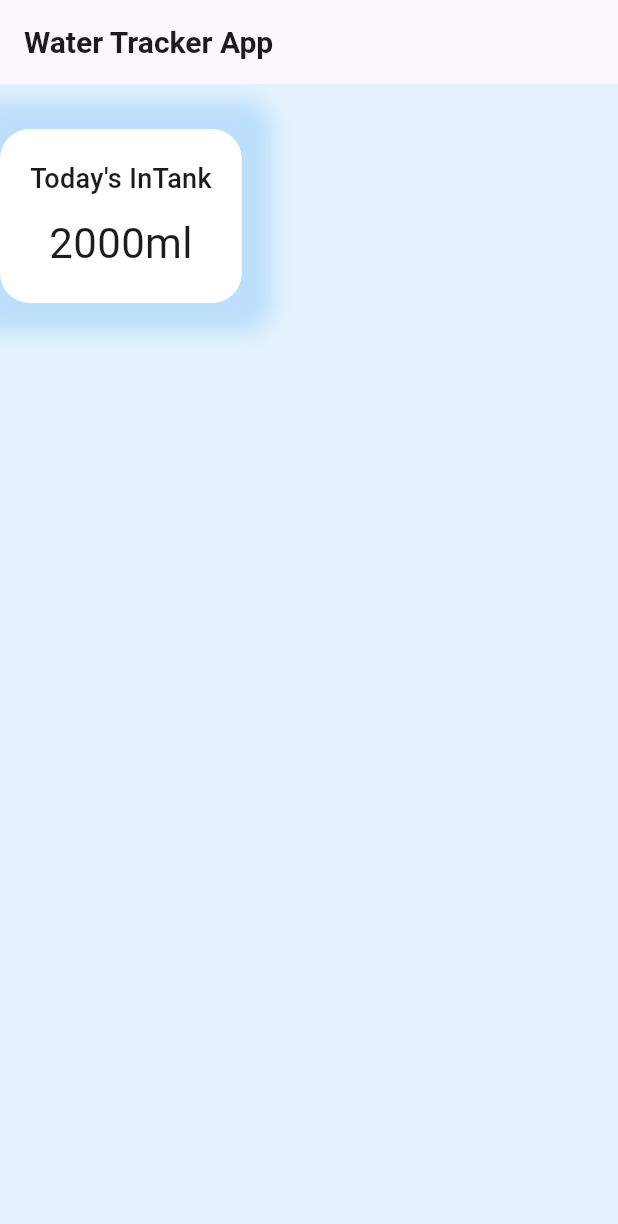
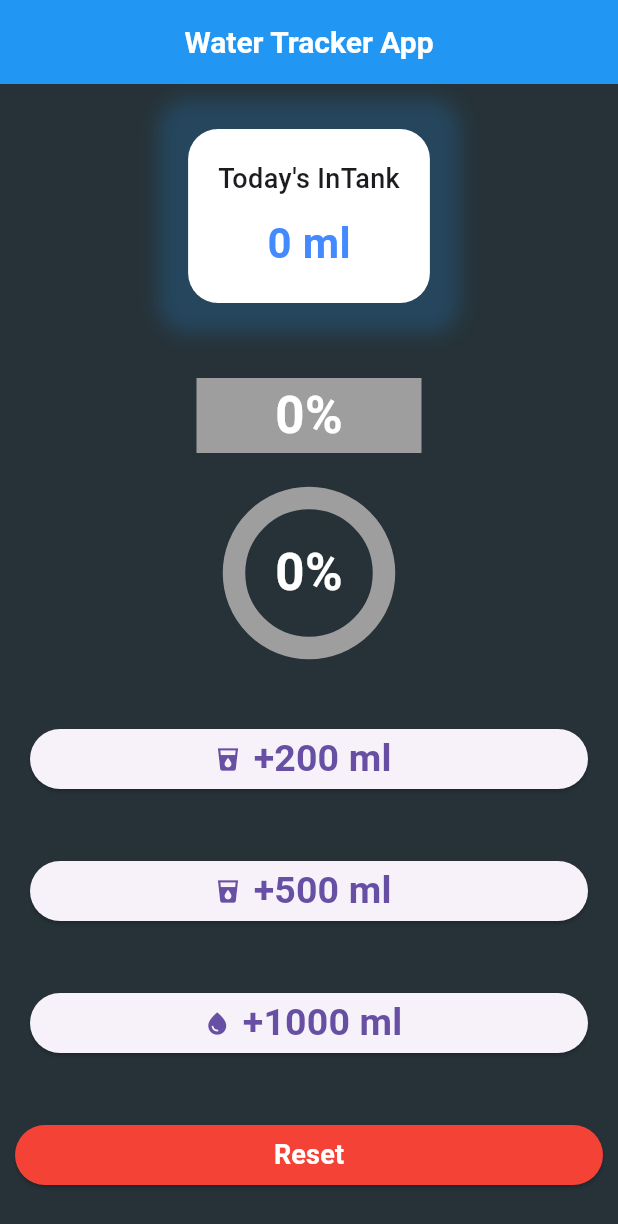
Before and after one commit to neelislam/Flutter-Ostad, a Flutter app: the screen it shows after launch, on a phone screen of 412 x 824 dp. Shown: the top 1224 px of the screen. Run offline on Flutter 3.47's test engine with Material 3 defaults, Android fonts, the light colour scheme and no system bars; our stand-ins replace device_preview.

Commit message:
Water Tank Tracker

```diff
--- a/lib/Module 11/class 3/waterTracker.dart
+++ b/lib/Module 11/class 3/waterTracker.dart
@@ -1,4 +1,6 @@
 import 'package:flutter/material.dart';
+
+import '../../widget/add_water_button.dart';
 class waterTracker extends StatefulWidget {
   const waterTracker({super.key});
 
@@ -7,25 +9,45 @@ class waterTracker extends StatefulWidget {
 }
 
 class _waterTrackerState extends State<waterTracker> {
+
+  int currentInTake = 0;
+  final int goal = 2000;
+
+  void waterAdd(int amount){
+    setState(() {
+      currentInTake = (currentInTake+amount).clamp(0, goal);
+    });
+  }
+
+  void resetWater(){
+    setState(() {
+      currentInTake = 0;
+    });
+  }
+
   @override
   Widget build(BuildContext context) {
+    double progress = (currentInTake/goal).clamp(0.0, 1.0);
     return Scaffold(
-
-      backgroundColor: Colors.blue.shade50,
+      backgroundColor: Colors.blueGrey.shade900,
       appBar: AppBar(
-        title: Text('Water Tracker App', style: TextStyle(
+        backgroundColor: Colors.blue,
+        centerTitle: true,
+        title: Text('Water Tracker App',
+          style: TextStyle(
           fontSize: 20,
           fontWeight: FontWeight.w600,
+          color: Colors.white
         ),),
       ),
 
-      body: Column(
+      body: Center(
+        child: Column(
 
           children: [
 
             SizedBox(height: 30,),
             Container(
-
               padding: EdgeInsets.all(20),
               decoration: BoxDecoration(
                 color: Colors.white,
@@ -46,15 +68,118 @@ class _waterTrackerState extends State<waterTracker> {
                     fontWeight: FontWeight.w500,
                   )),
                   SizedBox(height: 10,),
-                Text('2000ml',
+                  Text('$currentInTake ml',
                   style: TextStyle(
                     fontSize: 28,
+                    color: Colors.blueAccent,
+                    fontWeight: FontWeight.bold,
 
                   ),),
                 ],
               ),
+            ),
+
+            //progress indicator
+            SizedBox(height: 50,),
+            Stack(
+              alignment: Alignment.center,
+              children: [
+                Container(
+                  height: 50,
+                  width: 150,
+                  child: LinearProgressIndicator(
+                    backgroundColor: Colors.grey,
+                    //strokeWidth: 25,
+                    value: progress,
+                  ),
+                ),
+                Text('${(progress*100).toInt()}%',
+                style: TextStyle(
+                  color: Colors.white,
+                  fontSize: 34,
+                  fontWeight: FontWeight.bold,
+                ),
+                ),
+              ],
+            ),
+            SizedBox(height: 30,),
+            Stack(
+              alignment: Alignment.center,
+              children: [
+                Container(
+                  height: 100,
+                  width: 100,
+                  child: CircularProgressIndicator(
+                    backgroundColor: Colors.grey,
+                    strokeWidth: 15,
+                    value: progress,
+                  ),
+                ),
+                Text('${(progress*100).toInt()}%',
+                  style: TextStyle(
+                    color: Colors.white,
+                    fontSize: 34,
+                    fontWeight: FontWeight.bold,
+                  ),
+                ),
+              ],
+            ),
+
+
+            SizedBox(height: 30,),
+
+
+            Wrap(
+              children: [
+                addWaterButton(
+                  amount: 200,
+                  icon: Icons.local_drink,
+                  onClick: () =>waterAdd(200),),
+
+                addWaterButton(
+                  amount: 500,
+                  icon: Icons.local_drink,
+                  onClick: () =>waterAdd(500),),
+
+                addWaterButton(amount: 1000,
+                  onClick: () =>waterAdd(1000),),
+              ],
+            ),
+
+
+            SizedBox(height: 10,),
+
+
+            SizedBox(
+              width: double.infinity,
+
+              child: Padding(
+                padding: const EdgeInsets.all(10.0),
+                child: ElevatedButton(
+                    style: ElevatedButton.styleFrom(
+                      backgroundColor: Colors.red,
+                    ),
+
+
+                    onPressed: ()
+                      =>resetWater()
+                    ,
+                    child: Text('Reset',
+                    style: TextStyle(
+                      fontSize: 18,
+                        fontWeight: FontWeight.bold,
+                        color: Colors.white
+                    ),
                     )
+                ),
+              ),
+            )
+
+
+
+
           ],
+        ),
       ),
     );
   }
--- /dev/null
+++ b/lib/widget/add_water_button.dart
@@ -0,0 +1,29 @@
+import 'package:flutter/material.dart';
+class addWaterButton extends StatelessWidget {
+  final int amount;
+  IconData ? icon;
+  final VoidCallback onClick;
+  addWaterButton({
+    super.key, required this.amount, required this.onClick, this.icon,
+  });
+
+  @override
+  Widget build(BuildContext context) {
+    return SizedBox(
+      width: double.infinity,
+      child: Padding(
+        padding: const EdgeInsets.all(20.0),
+        child: ElevatedButton.icon(onPressed: onClick,
+          label: Text('+${amount} ml',
+            style: TextStyle(
+              fontSize: 25,
+              fontWeight: FontWeight.w600,
+            ),),
+          icon: Icon(icon ?? Icons.water_drop),
+
+
+        ),
+      ),
+    );
+  }
+}
```
Lines whose indentation alone changed are shown as unchanged.
